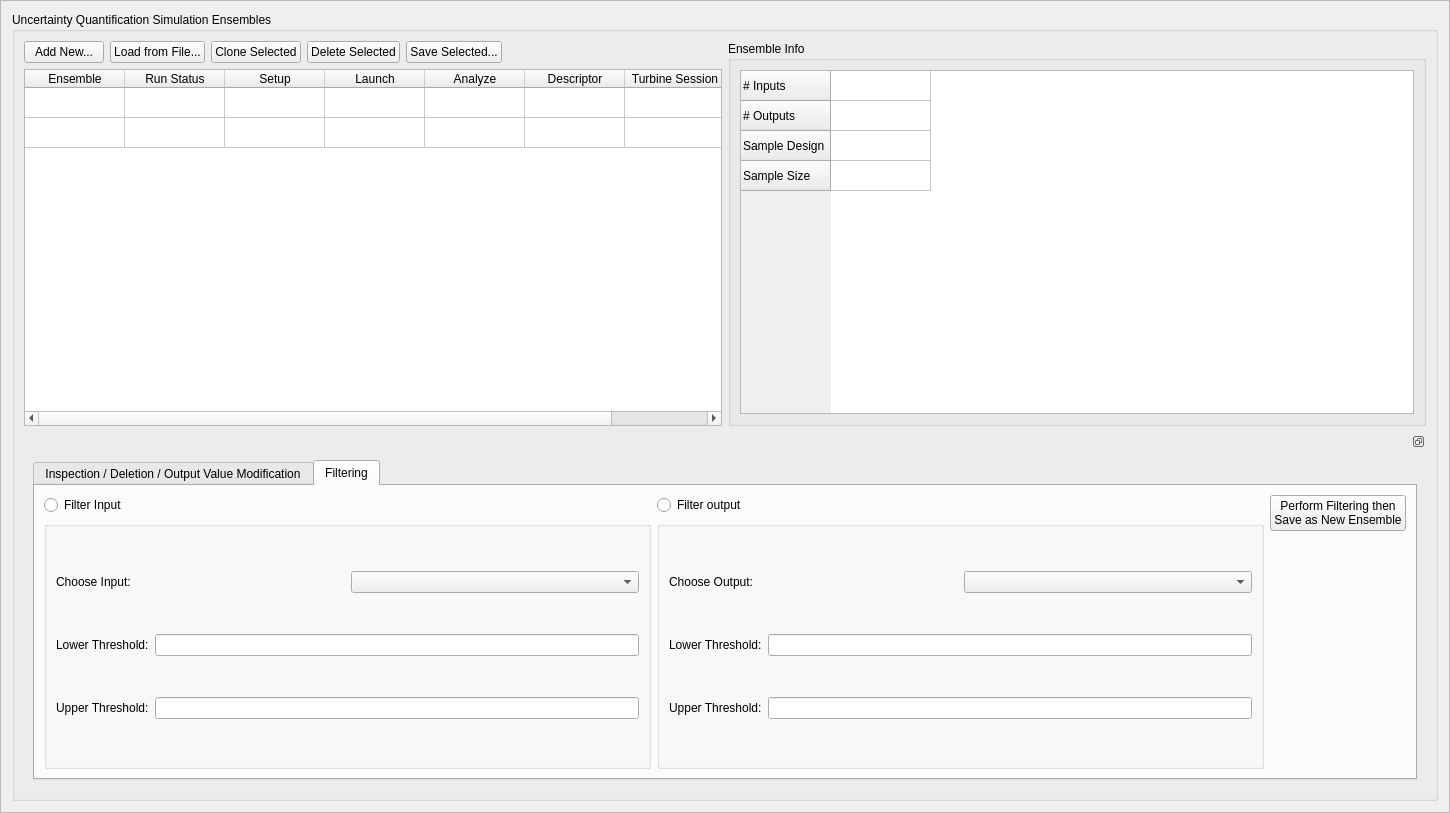
CCSI-Toolset/FOQUS, file foqus_lib/gui/uq/uqSetupFrame_UI.ui: the form before one commit.
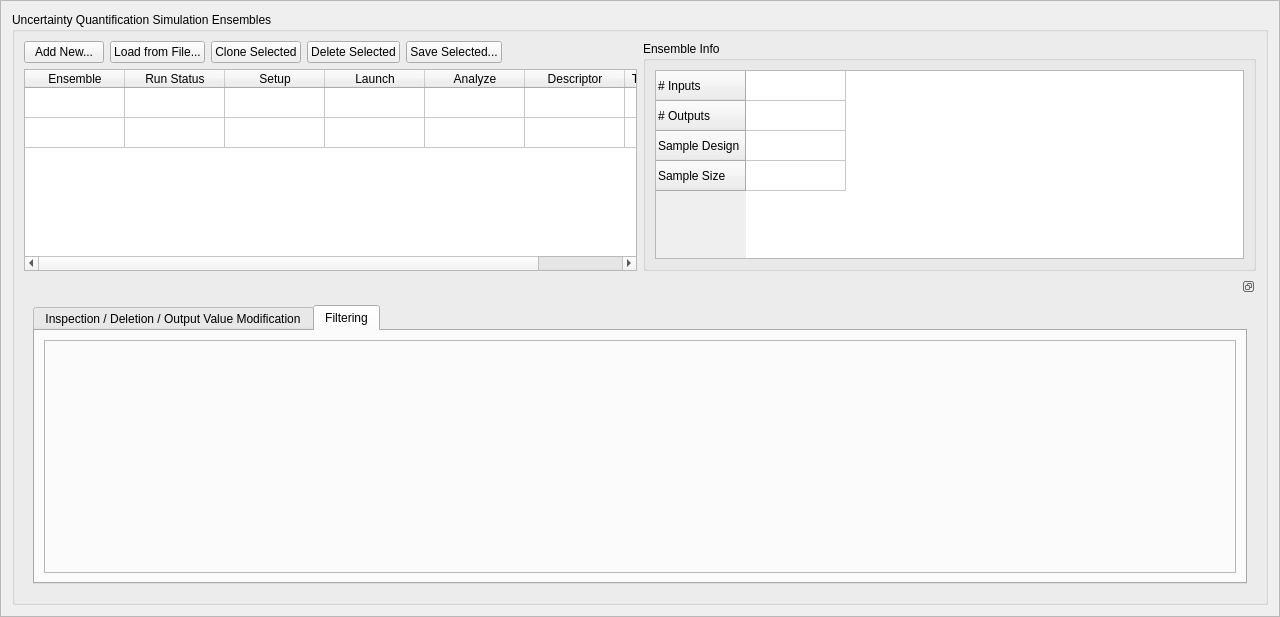
The form after the commit.

Commit message: Change UQ filtering to John's filtering

Patch:
```diff
--- a/foqus_lib/gui/uq/uqSetupFrame_UI.ui
+++ b/foqus_lib/gui/uq/uqSetupFrame_UI.ui
@@ -6,8 +6,8 @@
    <rect>
     <x>0</x>
     <y>0</y>
-    <width>1450</width>
-    <height>813</height>
+    <width>1280</width>
+    <height>617</height>
    </rect>
   </property>
   <property name="windowTitle">
@@ -257,134 +257,15 @@
               <string>Filtering</string>
              </attribute>
              <layout class="QGridLayout" name="gridLayout_12">
-              <item row="0" column="1">
-               <widget class="QRadioButton" name="filterOutput_radio">
-                <property name="toolTip">
-                 <string>Choose this to filter your data based on output values.</string>
+              <item row="1" column="0">
+               <widget class="QFrame" name="filterFrame">
+                <property name="frameShape">
+                 <enum>QFrame::StyledPanel</enum>
                 </property>
-                <property name="text">
-                 <string>Filter output</string>
+                <property name="frameShadow">
+                 <enum>QFrame::Raised</enum>
                 </property>
-               </widget>
-              </item>
-              <item row="0" column="2" rowspan="2">
-               <widget class="QPushButton" name="filter_button">
-                <property name="toolTip">
-                 <string/>
-                </property>
-                <property name="text">
-                 <string>Perform Filtering then
-Save as New Ensemble</string>
-                </property>
-               </widget>
-              </item>
-              <item row="1" column="0" rowspan="2">
-               <widget class="QGroupBox" name="filterInputBox">
-                <property name="title">
-                 <string/>
-                </property>
-                <layout class="QGridLayout" name="gridLayout_5">
-                 <item row="2" column="0">
-                  <widget class="QLabel" name="filterInputMax_static">
-                   <property name="text">
-                    <string>Upper Threshold:</string>
-                   </property>
-                  </widget>
-                 </item>
-                 <item row="1" column="0">
-                  <widget class="QLabel" name="filterInputMin_static">
-                   <property name="text">
-                    <string>Lower Threshold:</string>
-                   </property>
-                  </widget>
-                 </item>
-                 <item row="0" column="0" colspan="2">
-                  <layout class="QHBoxLayout" name="horizontalLayout_filterInput">
-                   <item>
-                    <widget class="QLabel" name="filterInput_static">
-                     <property name="text">
-                      <string>Choose Input:</string>
-                     </property>
-                    </widget>
-                   </item>
-                   <item>
-                    <widget class="QComboBox" name="filterInput_combo"/>
-                   </item>
-                  </layout>
-                 </item>
-                 <item row="1" column="1">
-                  <widget class="QLineEdit" name="filterInputMin_edit"/>
-                 </item>
-                 <item row="2" column="1">
-                  <widget class="QLineEdit" name="filterInputMax_edit"/>
-                 </item>
-                </layout>
-               </widget>
-              </item>
-              <item row="1" column="1" rowspan="2">
-               <widget class="QGroupBox" name="filterOutputBox">
-                <property name="title">
-                 <string/>
-                </property>
-                <layout class="QGridLayout" name="gridLayout_13">
-                 <item row="0" column="0" colspan="2">
-                  <layout class="QHBoxLayout" name="horizontalLayout_filterOutput">
-                   <item>
-                    <widget class="QLabel" name="filterOutput_static">
-                     <property name="text">
-                      <string>Choose Output:</string>
-                     </property>
-                    </widget>
-                   </item>
-                   <item>
-                    <widget class="QComboBox" name="filterOutput_combo"/>
-                   </item>
-                  </layout>
-                 </item>
-                 <item row="1" column="0">
-                  <widget class="QLabel" name="filterOutputMin_static">
-                   <property name="text">
-                    <string>Lower Threshold:</string>
-                   </property>
-                  </widget>
-                 </item>
-                 <item row="1" column="1">
-                  <widget class="QLineEdit" name="filterOutputMin_edit"/>
-                 </item>
-                 <item row="2" column="0">
-                  <widget class="QLabel" name="filterOutputMax_static">
-                   <property name="text">
-                    <string>Upper Threshold:</string>
-                   </property>
-                  </widget>
-                 </item>
-                 <item row="2" column="1">
-                  <widget class="QLineEdit" name="filterOutputMax_edit"/>
-                 </item>
-                </layout>
-               </widget>
-              </item>
-              <item row="2" column="2">
-               <spacer name="verticalSpacer3_filterTab">
-                <property name="orientation">
-                 <enum>Qt::Vertical</enum>
-                </property>
-                <property name="sizeHint" stdset="0">
-                 <size>
-                  <width>20</width>
-                  <height>86</height>
-                 </size>
-                </property>
-               </spacer>
-              </item>
-              <item row="0" column="0">
-               <widget class="QRadioButton" name="filterInput_radio">
-                <property name="toolTip">
-                 <string>Choose this to filter your data based on input values.</string>
-                </property>
-                <property name="text">
-                 <string>Filter Input</string>
-                </property>
+                <layout class="QVBoxLayout" name="verticalLayout"/>
                </widget>
               </item>
              </layout>
```
The commit also changes 6 other files.
